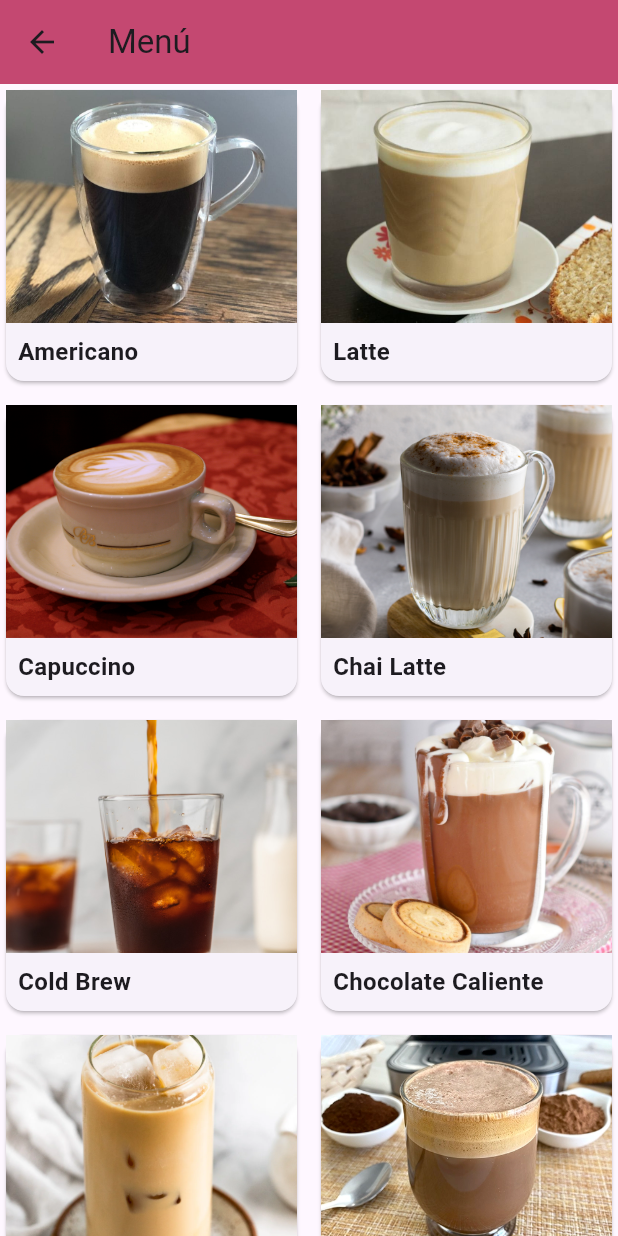
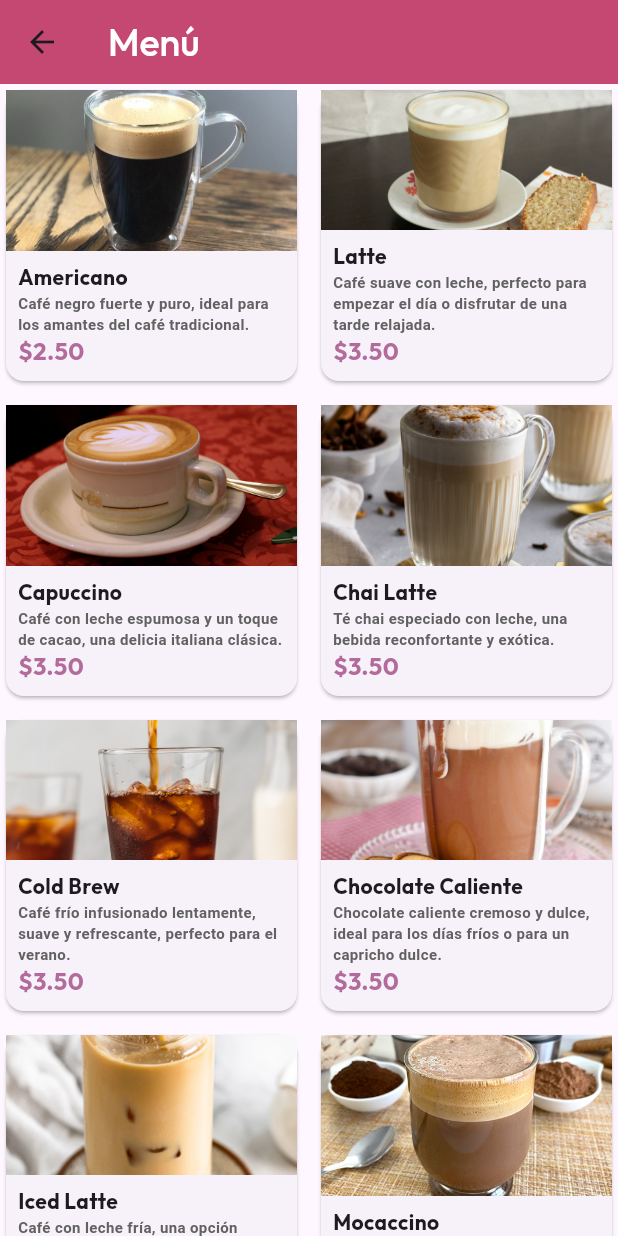
Before and after one commit to Alessandravera/miapp_flutter, a Flutter app: the MenuPage screen opened by its route, on a phone screen of 412 x 824 dp. Run offline on Flutter 3.47's test engine with Material 3 defaults, Android fonts, the light colour scheme and no system bars; our stand-ins replace google_fonts.

Commit message:
commit lst

```diff
--- a/lib/menu.dart
+++ b/lib/menu.dart
@@ -1,4 +1,5 @@
 import 'package:flutter/material.dart';
+import 'package:google_fonts/google_fonts.dart';
 import 'package:miapp_flutter/products.dart';
 
 
@@ -9,7 +10,11 @@ class MenuPage extends StatelessWidget {
   @override
   Widget build(BuildContext context) {
      return Scaffold(
-      appBar: AppBar(title: const Text('Menú'), backgroundColor: Color.fromARGB(255, 196, 72, 113)),
+      appBar: AppBar(title: Text('Menú', style: GoogleFonts.outfit(
+        fontWeight: FontWeight.w500,
+        fontSize: 25.0,
+        color: Colors.white,
+      ),), backgroundColor: Color.fromARGB(255, 196, 72, 113)),
       body: GridView.builder(
         gridDelegate: const SliverGridDelegateWithFixedCrossAxisCount(
           crossAxisCount: 2,
@@ -36,9 +41,25 @@ class MenuPage extends StatelessWidget {
                     children: [
                       Text(
                         product.name,
-                        style: const TextStyle(
+                        style:  GoogleFonts.outfit(
                           fontWeight: FontWeight.bold,
-                          fontSize: 16.0,
+                          fontSize: 14.0,
+                        ),
+                      ),
+                      Text(
+                        product.description,
+                        style: GoogleFonts.roboto(
+                          fontWeight: FontWeight.bold,
+                          fontSize: 10.0,
+                          color: Colors.grey[700],
+                        ),
+                      ),
+                       Text(
+                        '\$${product.price.toStringAsFixed(2)}',
+                        style: GoogleFonts.outfit(
+                        fontWeight: FontWeight.bold,
+                        fontSize: 16.0,
+                        color: Color.fromARGB(255, 179, 107, 156),
                         ),
                       ),
                     ],
--- a/lib/products.dart
+++ b/lib/products.dart
@@ -15,93 +15,114 @@ class Products {
 }
 
 List<Products> products = [
+
   Products(
     name: 'Americano',
-    description: 'Café fuerte y concentrado.',
+    description: 'Café negro fuerte y puro, ideal para los amantes del café tradicional.',
     price: 2.5,
     imageUrl: 'assets/americano.jpeg',
   ),
+
   Products(
     name: 'Latte',
-    description: 'Café con leche y espuma.',
+    description: 'Café suave con leche, perfecto para empezar el día o disfrutar de una tarde relajada.',
     price: 3.50,
     imageUrl: 'assets/cafeConLeche.jpg',
   ),
 
   Products(
     name: 'Capuccino',
-    description: 'Capuccino',
+    description: 'Café con leche espumosa y un toque de cacao, una delicia italiana clásica.',
     price: 3.50,
     imageUrl: 'assets/Cappuccino.jpg',
   ),
 
   Products(
     name: 'Chai Latte',
-    description: 'h',
+    description: 'Té chai especiado con leche, una bebida reconfortante y exótica.',
     price: 3.50,
     imageUrl: 'assets/ChaiLatte.jpg',
   ),
 
   Products(
     name: 'Cold Brew',
-    description: 'Café con leche y espuma.',
+    description: 'Café frío infusionado lentamente, suave y refrescante, perfecto para el verano.',
     price: 3.50,
     imageUrl: 'assets/coldBrew.jpg',
   ),
 
   Products(
     name: 'Chocolate Caliente',
-    description: 'Café con leche y espuma.',
+    description: 'Chocolate caliente cremoso y dulce, ideal para los días fríos o para un capricho dulce.',
     price: 3.50,
     imageUrl: 'assets/chocolateCaliente.jpg',
   ),
 
   Products(
     name: 'Iced Latte',
-    description: 'Café con leche y espuma.',
+    description: 'Café con leche fría, una opción refrescante y energizante para cualquier momento del día.',
     price: 3.50,
     imageUrl: 'assets/IcedLatte.webp',
   ),
 
   Products(
     name: 'Mocaccino',
-    description: 'Café con leche y espuma.',
+    description: 'Café con leche, chocolate y crema batida, un postre líquido irresistible.',
     price: 3.50,
     imageUrl: 'assets/mocaccino.webp',
   ),
 
     Products(
-    name: 'Café Latte',
-    description: 'Café con leche y espuma.',
-    price: 3.50,
-    imageUrl: 'assets/cafeConLeche.jpg',
-  ),
-
-    Products(
-    name: 'Café Latte',
-    description: 'Café con leche y espuma.',
-    price: 3.50,
-    imageUrl: 'assets/cafeConLeche.jpg',
-  ),
-
-    Products(
     name: 'Smoothies',
-    description: 'Café con leche y espuma.',
+    description: 'Bebidas refrescantes y nutritivas a base de frutas y verduras, ideales para un estilo de vida saludable.',
     price: 3.50,
     imageUrl: 'assets/Smoothies.jpg',
   ),
 
     Products(
     name: 'Brownies',
-    description: 'Café con leche y espuma.',
+    description: 'Bizcochos de chocolate densos y húmedos, con un sabor intenso y una textura irresistible.',
     price: 3.50,
     imageUrl: 'assets/Brownies.jpg',
   ),
 
     Products(
-    name: 'Brownies',
-    description: 'Café con leche y espuma.',
+    name: 'Croissants',
+    description: 'Panecillos hojaldrados y crujientes, ideales para el desayuno o la merienda.',
     price: 3.50,
-    imageUrl: 'assets/Brownies.jpg',
+    imageUrl: 'assets/Croissants.jpg',
   ),
+
+    Products(
+    name: 'Galletas',
+    description: 'Galletas variadas, desde las clásicas de chocolate hasta las más elaboradas con frutos secos y especias.',
+    price: 3.50,
+    imageUrl: 'assets/Galletas.jpg',
+  ),
+      Products(
+    name: 'Helados',
+    description: 'Helados cremosos y refrescantes, con diferentes sabores y presentaciones para disfrutar en cualquier momento.',
+    price: 3.50,
+    imageUrl: 'assets/helados.jpg',
+  ),
+      Products(
+    name: 'Muffins',
+    description: ' Magdalenas esponjosas y dulces, con diferentes sabores y rellenos para todos los gustos.',
+    price: 3.50,
+    imageUrl: 'assets/Muffins.jpg',
+  ),
+      Products(
+    name: 'Sandwich',
+    description: 'Sándwiches variados, desde los clásicos de jamón y queso hasta opciones más elaboradas con ingredientes gourmet.',
+    price: 3.50,
+    imageUrl: 'assets/sandwich.jpg',
+  ),
+
+  Products(
+    name: 'Tostadas',
+    description: 'Rebanadas de pan tostado con diferentes ingredientes, desde aguacate y tomate hasta opciones dulces con miel y frutas.',
+    price: 3.50,
+    imageUrl: 'assets/Tostadas.webp',
+  )
+
 ];
--- a/pubspec.yaml
+++ b/pubspec.yaml
@@ -31,6 +31,7 @@ dependencies:
   flutter:
     sdk: flutter
   url_launcher: ^6.1.11
+  google_fonts: ^6.2.1
 
   # The following adds the Cupertino Icons font to your application.
   # Use with the CupertinoIcons class for iOS style icons.
```
Also changed, not shown: lib/home.dart (+42 -24 lines), pubspec.lock, 1 other file.
